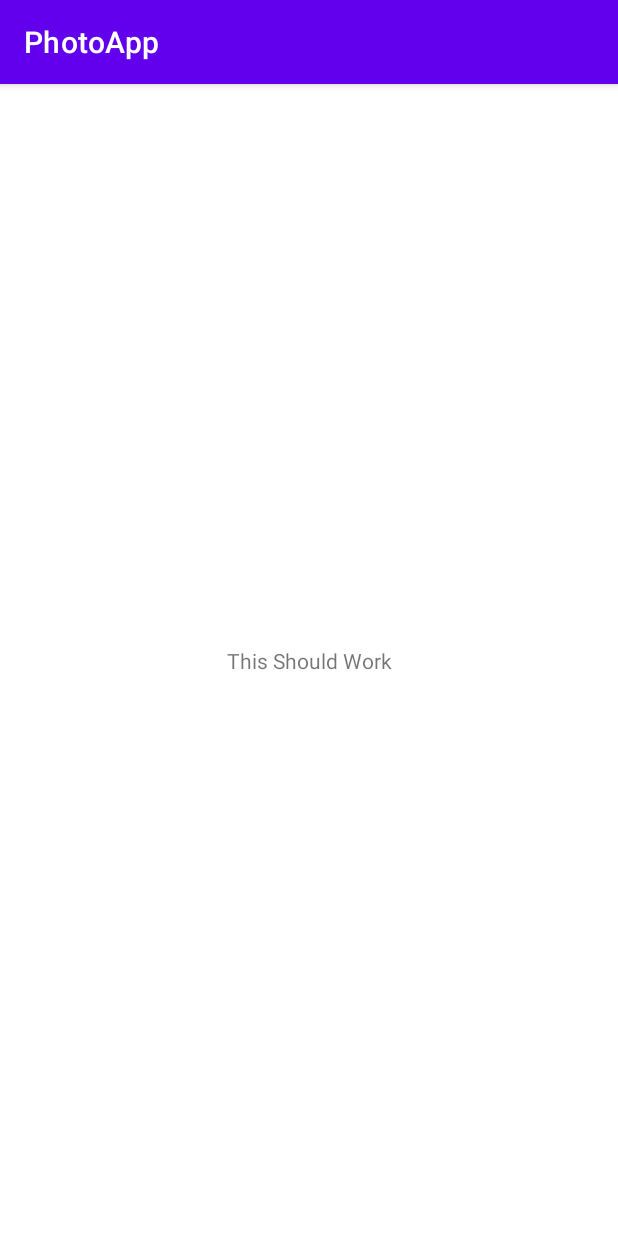
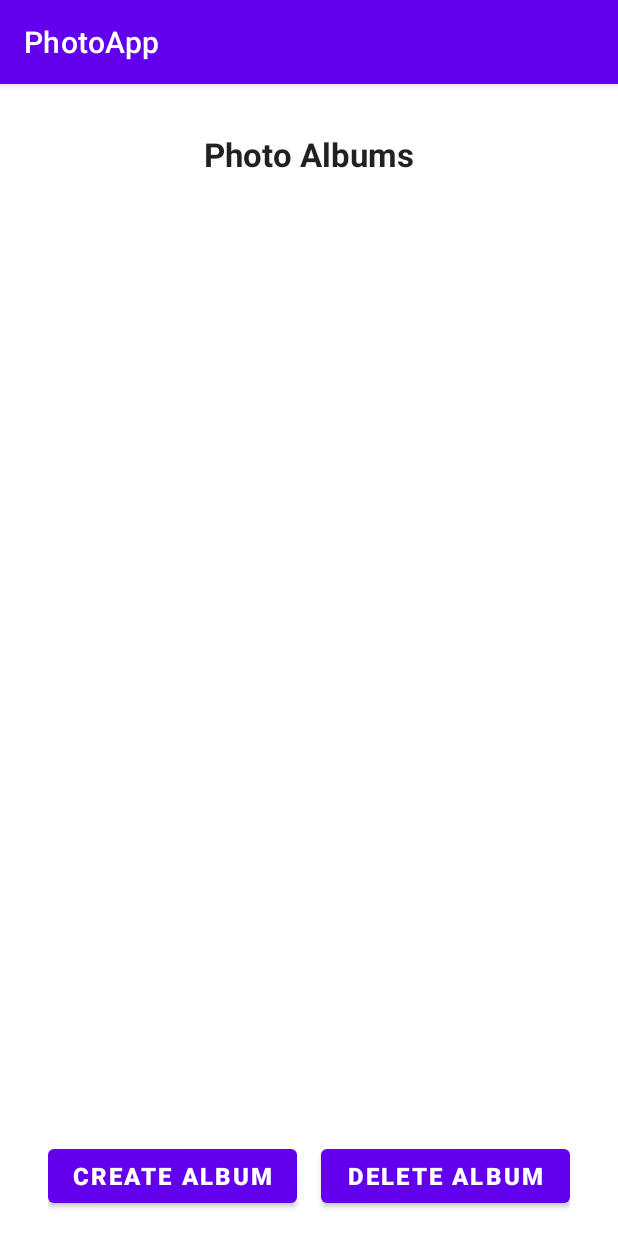
Before and after one commit to NoHaxJustCode/PhotoApp, an Android app: the screen it shows after launch (MainActivity), on a phone screen of 412 x 824 dp. Run offline under Robolectric (Android 15) with nearby library versions, the phone set to English and light mode, and no system bars.

Commit message:
Added new folder and new model java files, updated xml home

```diff
--- a/app/build.gradle
+++ b/app/build.gradle
@@ -26,6 +26,13 @@ android {
         sourceCompatibility JavaVersion.VERSION_1_8
         targetCompatibility JavaVersion.VERSION_1_8
     }
+    sourceSets {
+        main {
+            java {
+                srcDirs 'src/main/java', 'src/main/java/com.example.photoapp.model'
+            }
+        }
+    }
 }
 
 dependencies {
--- a/app/src/main/java/com/example/photoapp/MainActivity.java
+++ b/app/src/main/java/com/example/photoapp/MainActivity.java
@@ -1,13 +1,36 @@
 package com.example.photoapp;
 
 import android.os.Bundle;
-
 import androidx.appcompat.app.AppCompatActivity;
+import android.view.View;
+import android.widget.Button;
+import android.widget.TextView;
 
 public class MainActivity extends AppCompatActivity {
+
+    private TextView mTextView;
+
     @Override
     protected void onCreate(Bundle savedInstanceState) {
         super.onCreate(savedInstanceState);
         setContentView(R.layout.activity_main);
+
+        mTextView = findViewById(R.id.home_title);
+
+        Button createAlbumButton = findViewById(R.id.create_album_button);
+        createAlbumButton.setOnClickListener(new View.OnClickListener() {
+            @Override
+            public void onClick(View v) {
+                // Handle create album button click
+            }
+        });
+
+        Button deleteAlbumButton = findViewById(R.id.delete_album_button);
+        deleteAlbumButton.setOnClickListener(new View.OnClickListener() {
+            @Override
+            public void onClick(View v) {
+                // Handle delete album button click
+            }
+        });
     }
 }
--- /dev/null
+++ b/app/src/main/java/com/example/photoapp/model/Album.java
@@ -0,0 +1,4 @@
+package com.example.photoapp.model;
+
+public class Album {
+}
--- /dev/null
+++ b/app/src/main/java/com/example/photoapp/model/Photo.java
@@ -0,0 +1,4 @@
+package com.example.photoapp.model;
+
+public class Photo {
+}
--- /dev/null
+++ b/app/src/main/java/com/example/photoapp/model/Tag.java
@@ -0,0 +1,4 @@
+package com.example.photoapp.model;
+
+public class Tag {
+}
--- a/app/src/main/res/layout/activity_main.xml
+++ b/app/src/main/res/layout/activity_main.xml
@@ -1,18 +1,79 @@
 <?xml version="1.0" encoding="utf-8"?>
-<androidx.constraintlayout.widget.ConstraintLayout xmlns:android="http://schemas.android.com/apk/res/android"
+<androidx.constraintlayout.widget.ConstraintLayout
+    xmlns:android="http://schemas.android.com/apk/res/android"
     xmlns:app="http://schemas.android.com/apk/res-auto"
     xmlns:tools="http://schemas.android.com/tools"
+    android:id="@+id/home_layout"
     android:layout_width="match_parent"
     android:layout_height="match_parent"
     tools:context=".MainActivity">
 
     <TextView
+        android:id="@+id/home_title"
         android:layout_width="wrap_content"
         android:layout_height="wrap_content"
-        android:text="This Should Work"
+        android:text="Photo Albums"
+        android:textAppearance="@style/TextAppearance.AppCompat.Large"
+        android:textStyle="bold"
+        app:layout_constraintTop_toTopOf="parent"
+        app:layout_constraintStart_toStartOf="parent"
+        app:layout_constraintEnd_toEndOf="parent"
+        android:layout_marginTop="32dp"
+        android:layout_marginBottom="16dp"/>
+
+    <ScrollView
+        android:id="@+id/home_scroll_view"
+        android:layout_width="0dp"
+        android:layout_height="0dp"
+        app:layout_constraintTop_toBottomOf="@id/home_title"
+        app:layout_constraintStart_toStartOf="parent"
+        app:layout_constraintEnd_toEndOf="parent"
+        app:layout_constraintBottom_toTopOf="@id/home_button_layout"
+        android:layout_marginTop="16dp"
+        android:layout_marginBottom="16dp">
+
+        <LinearLayout
+            android:id="@+id/home_album_list"
+            android:layout_width="match_parent"
+            android:layout_height="wrap_content"
+            android:orientation="vertical"/>
+
+    </ScrollView>
+
+    <LinearLayout
+        android:id="@+id/home_button_layout"
+        android:layout_width="0dp"
+        android:layout_height="wrap_content"
+        android:orientation="horizontal"
         app:layout_constraintBottom_toBottomOf="parent"
+        app:layout_constraintStart_toStartOf="parent"
         app:layout_constraintEnd_toEndOf="parent"
-        app:layout_constraintStart_toStartOf="parent"
-        app:layout_constraintTop_toTopOf="parent" />
+        android:layout_marginStart="32dp"
+        android:layout_marginEnd="32dp"
+        android:layout_marginBottom="16dp">
+
+        <Button
+            android:id="@+id/create_album_button"
+            android:layout_width="0dp"
+            android:layout_height="match_parent"
+            android:text="Create Album"
+            android:textSize="16sp"
+            android:textStyle="bold"
+            android:layout_weight="1"
+            android:layout_marginEnd="8dp"
+            />
+
+        <Button
+            android:id="@+id/delete_album_button"
+            android:layout_width="0dp"
+            android:layout_height="match_parent"
+            android:text="Delete Album"
+            android:textSize="16sp"
+            android:textStyle="bold"
+            android:layout_weight="1"
+            android:layout_marginStart="8dp"
+            />
+
+    </LinearLayout>
 
 </androidx.constraintlayout.widget.ConstraintLayout>
```
